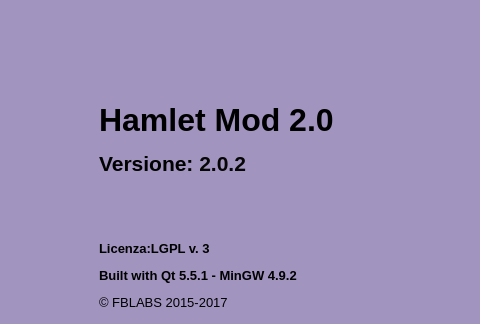
This is mainwindow.ui in fblabs/hamlet-mod-sancon as Qt 5 draws it before an edit; both pictures show x 324 to 804 and y 0 to 324 of the 979 by 780 pixel window. The edited form follows.
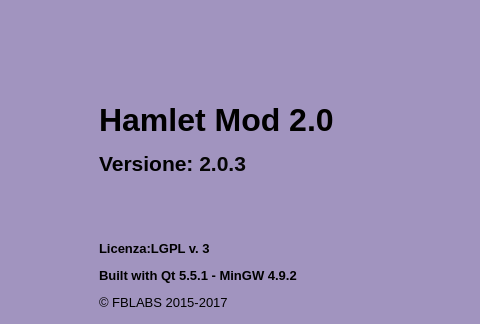
This is the edited form. Icons and pictures are not drawn.

Patch:
```diff
--- a/mainwindow.ui
+++ b/mainwindow.ui
@@ -539,7 +539,7 @@
       <item>
        <widget class="QLabel" name="label_2">
         <property name="text">
-         <string>&lt;html&gt;&lt;head/&gt;&lt;body&gt;&lt;p&gt;&lt;span style=&quot; font-size:24pt; font-weight:600;&quot;&gt;Hamlet Mod 2.0&lt;/span&gt;&lt;/p&gt;&lt;p&gt;&lt;span style=&quot; font-size:16pt; font-weight:600;&quot;&gt;Versione: &lt;/span&gt;&lt;span style=&quot; font-size:16pt; font-weight:600; color:#060606;&quot;&gt;2.0.2&lt;/span&gt;&lt;br/&gt;&lt;/p&gt;&lt;p&gt;&lt;br/&gt;&lt;/p&gt;&lt;p&gt;&lt;span style=&quot; font-size:10pt; font-weight:600;&quot;&gt;Licenza:LGPL v. 3&lt;/span&gt;&lt;/p&gt;&lt;p&gt;&lt;span style=&quot; font-size:10pt; font-weight:600;&quot;&gt;Built with Qt 5.5.1 - MinGW 4.9.2&lt;/span&gt;&lt;/p&gt;&lt;p&gt;&lt;span style=&quot; font-size:10pt;&quot;&gt;© FBLABS 2015-2017&lt;/span&gt;&lt;/p&gt;&lt;p&gt;&lt;a href=&quot;https://www.github.com/fblabs/hamlet-mod-sancon&quot;&gt;&lt;span style=&quot; text-decoration: underline; color:#0000ff;&quot;&gt;Sorgenti (github)&lt;/span&gt;&lt;/a&gt;&lt;/p&gt;&lt;/body&gt;&lt;/html&gt;</string>
+         <string>&lt;html&gt;&lt;head/&gt;&lt;body&gt;&lt;p&gt;&lt;span style=&quot; font-size:24pt; font-weight:600;&quot;&gt;Hamlet Mod 2.0&lt;/span&gt;&lt;/p&gt;&lt;p&gt;&lt;span style=&quot; font-size:16pt; font-weight:600;&quot;&gt;Versione: &lt;/span&gt;&lt;span style=&quot; font-size:16pt; font-weight:600; color:#060606;&quot;&gt;2.0.3&lt;/span&gt;&lt;br/&gt;&lt;/p&gt;&lt;p&gt;&lt;br/&gt;&lt;/p&gt;&lt;p&gt;&lt;span style=&quot; font-size:10pt; font-weight:600;&quot;&gt;Licenza:LGPL v. 3&lt;/span&gt;&lt;/p&gt;&lt;p&gt;&lt;span style=&quot; font-size:10pt; font-weight:600;&quot;&gt;Built with Qt 5.5.1 - MinGW 4.9.2&lt;/span&gt;&lt;/p&gt;&lt;p&gt;&lt;span style=&quot; font-size:10pt;&quot;&gt;© FBLABS 2015-2017&lt;/span&gt;&lt;/p&gt;&lt;p&gt;&lt;a href=&quot;https://www.github.com/fblabs/hamlet-mod-sancon&quot;&gt;&lt;span style=&quot; text-decoration: underline; color:#0000ff;&quot;&gt;Sorgenti (github)&lt;/span&gt;&lt;/a&gt;&lt;/p&gt;&lt;/body&gt;&lt;/html&gt;</string>
         </property>
         <property name="scaledContents">
          <bool>false</bool>
```
